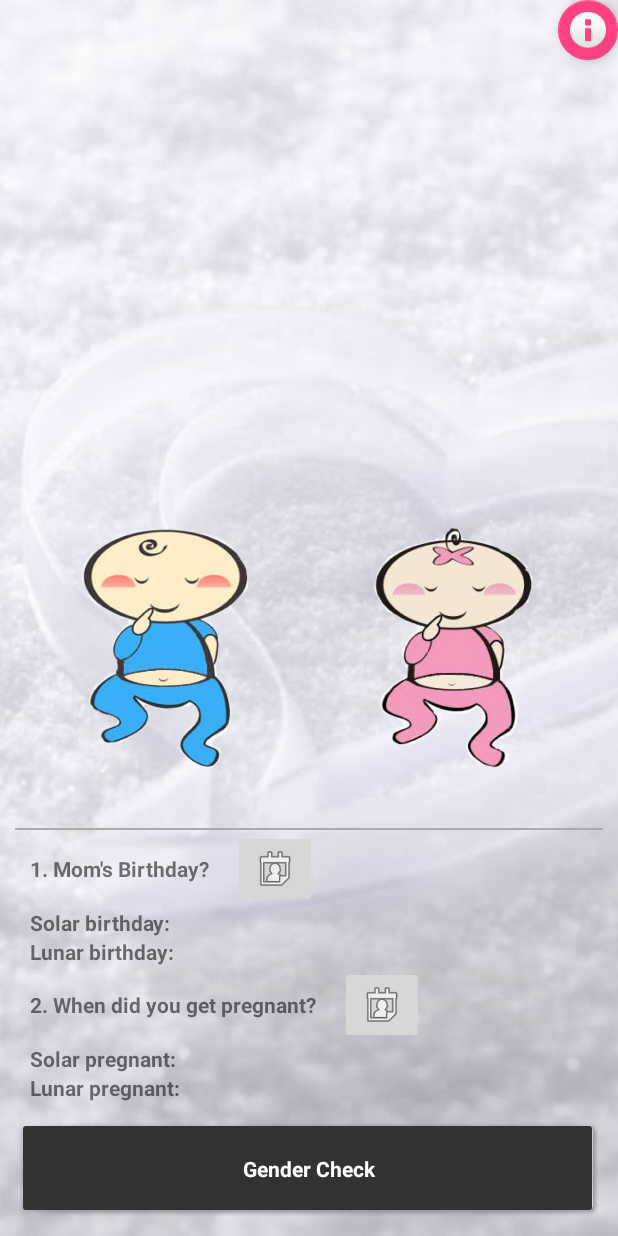
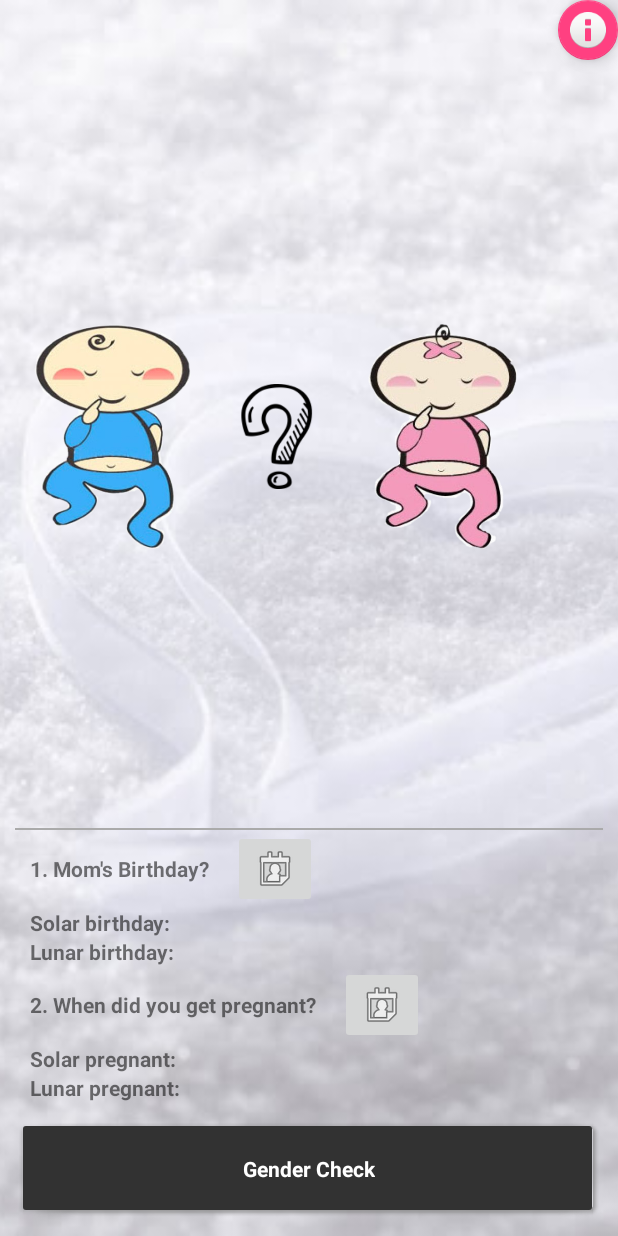
Before and after one commit to icqrx/BabyGender, an Android app: the PickDayActivity screen opened directly, with no data from a screen before it, on a phone screen of 412 x 824 dp. Run offline under Robolectric (Android 15) with nearby library versions, the light colour scheme and no system bars.

Commit message:
+ modify ui

```diff
--- a/app/src/main/java/com/marknguyen/babygenderpredictor/PickDayActivity.java
+++ b/app/src/main/java/com/marknguyen/babygenderpredictor/PickDayActivity.java
@@ -1,5 +1,7 @@
 package com.marknguyen.babygenderpredictor;
 
+import android.annotation.TargetApi;
+import android.os.Build;
 import android.os.Bundle;
 import android.support.design.widget.FloatingActionButton;
 import android.support.v7.app.AppCompatActivity;
@@ -36,6 +38,7 @@ public class PickDayActivity extends AppCompatActivity implements
     private ImageButton btnTimeBaby;
     private ImageView iv_boy;
     private ImageView iv_girl;
+    private ImageView question_mark;
     private Lunar lunarBirthday;
     private Lunar lunarPregnat;
     //Girl = 0 , Boy = 1
@@ -86,20 +89,21 @@ public class PickDayActivity extends AppCompatActivity implements
 
         iv_boy = (ImageView) findViewById(R.id.iv_boy);
         iv_girl = (ImageView) findViewById(R.id.iv_girl);
+        question_mark = (ImageView)findViewById(R.id.question_mark);
 
         btn_predictor = (ButtonRectangle) findViewById(R.id.btn_gender_predictor);
         btn_predictor.setOnClickListener(new View.OnClickListener() {
+            @TargetApi(Build.VERSION_CODES.JELLY_BEAN)
             @Override
             public void onClick(View v) {
                 try {
-                    iv_girl.setVisibility(View.VISIBLE);
-                    iv_boy.setVisibility(View.VISIBLE);
                     if (checkBoyorGirl(lunarBirthday.lunarYear, lunarPregnat.lunarYear, lunarPregnat.lunarMonth) == 0) {
                         //iv_boy.setImageResource(R.drawable.girl1);
-                        iv_boy.setAlpha(30);
+                        iv_boy.setImageAlpha(30);
                     } else {
                         //iv_boy.setImageResource(R.drawable.boy1);
-                        iv_girl.setAlpha(30);
+                        iv_girl.setImageAlpha(30);
+                        question_mark.setImageAlpha(30);
                     }
                 } catch (Exception e) {
                     Toast.makeText(getBaseContext(), "Please enter input exactly!", Toast.LENGTH_SHORT).show();
--- a/app/src/main/res/layout/activity_main.xml
+++ b/app/src/main/res/layout/activity_main.xml
@@ -28,6 +28,7 @@
         android:layout_width="wrap_content"
         android:layout_height="wrap_content"
         android:layout_gravity="bottom|end"
+        android:layout_margin="@dimen/fab_margin"
         android:src="@android:drawable/ic_dialog_email" />
 
 
--- a/app/src/main/res/layout/activity_pick_day.xml
+++ b/app/src/main/res/layout/activity_pick_day.xml
@@ -113,25 +113,39 @@
             android:text="@string/text_predictor" />
     </LinearLayout>
 
+    <LinearLayout
+        android:layout_width="match_parent"
+        android:layout_height="match_parent"
+        android:layout_above="@+id/ln"
+        android:layout_below="@+id/fab_info"
+        android:orientation="horizontal">
+
+
         <ImageView
             android:id="@+id/iv_boy"
-        android:layout_width="160dp"
-        android:layout_height="160dp"
-        android:layout_above="@+id/ln"
-        android:layout_alignParentLeft="true"
-        android:layout_margin="30dp"
+            android:layout_width="150dp"
+            android:layout_height="150dp"
+            android:layout_gravity="center"
             android:src="@drawable/boy1"
             android:visibility="visible" />
 
         <ImageView
+            android:id="@+id/question_mark"
+            android:layout_width="70dp"
+            android:layout_height="70dp"
+            android:layout_gravity="center"
+            android:src="@drawable/question_mark"
+            android:visibility="visible" />
+
+        <ImageView
             android:id="@+id/iv_girl"
-        android:layout_width="160dp"
-        android:layout_height="160dp"
-        android:layout_above="@+id/ln"
-        android:layout_alignParentRight="true"
-        android:layout_margin="30dp"
+            android:layout_width="150dp"
+            android:layout_height="150dp"
+            android:layout_gravity="center"
             android:src="@drawable/girl1"
             android:visibility="visible" />
+    </LinearLayout>
+
 
     <android.support.design.widget.FloatingActionButton
         android:id="@+id/fab_info"
```
Also changed, not shown: app/src/main/res/drawable/question_mark.png (added), 7 other files. Lines whose indentation alone changed are shown as unchanged.
